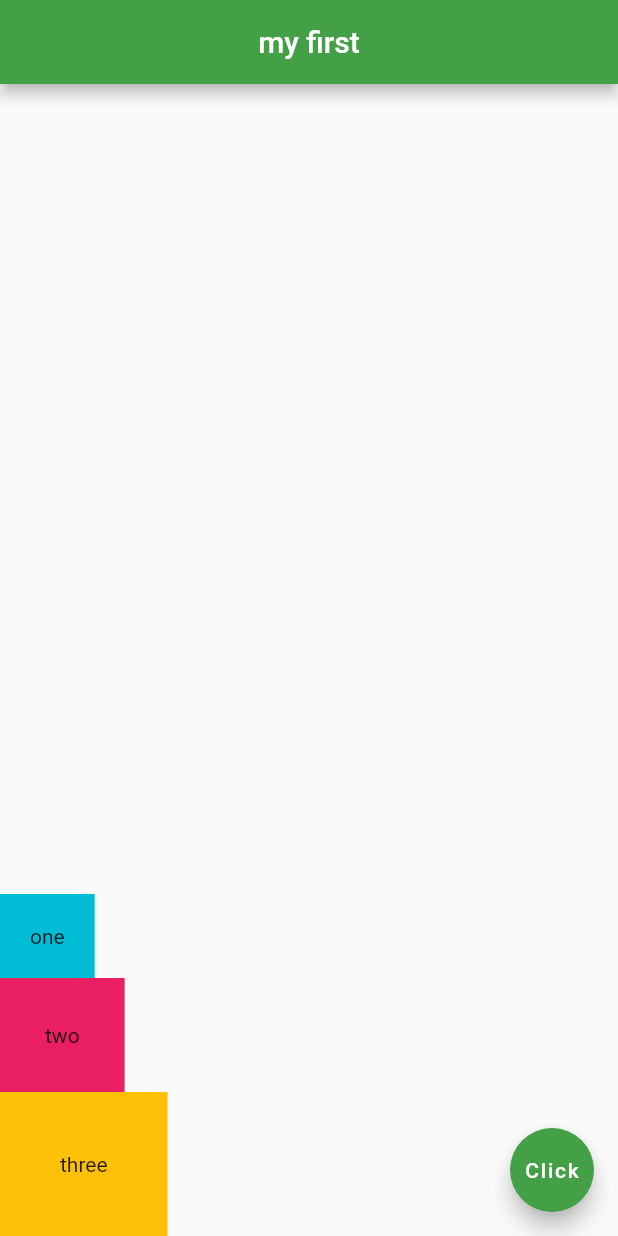
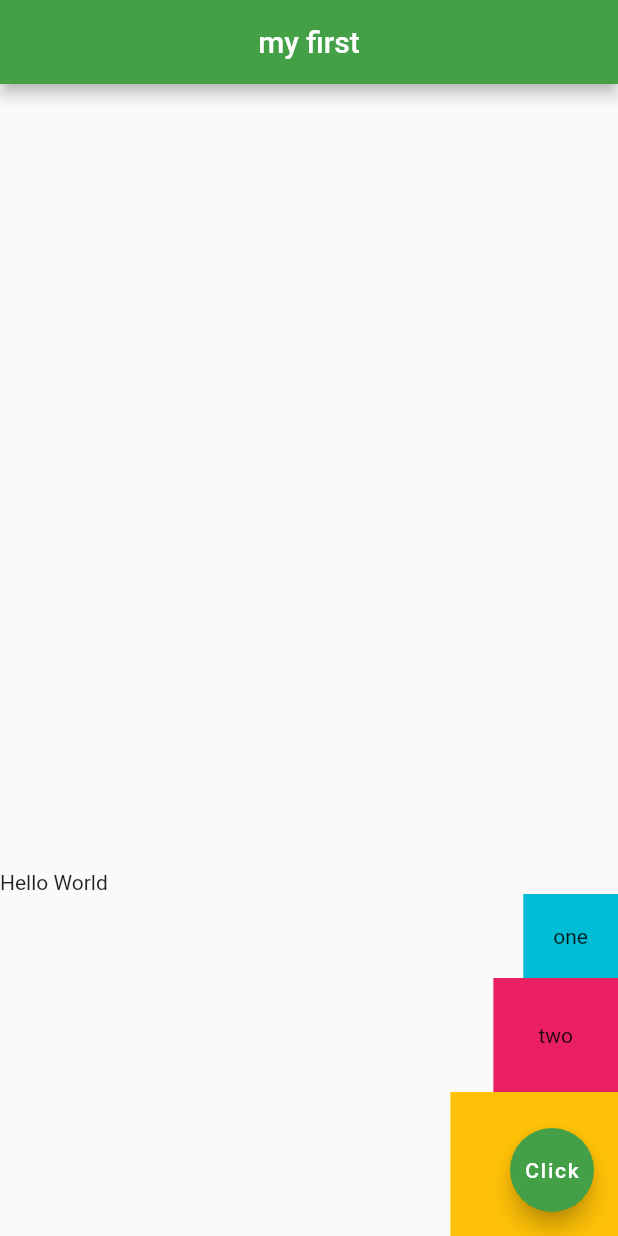
Before and after one commit to Shahrzad-gh/Weather-Flutter, a Flutter app: the screen it shows after launch, on a phone screen of 412 x 824 dp. Run offline on Flutter 3.47's test engine with Material 2 defaults, Android fonts, the light colour scheme and no system bars.

Commit message:
test - nested column and row

```diff
--- a/lib/main.dart
+++ b/lib/main.dart
@@ -15,8 +15,13 @@ class Home extends StatelessWidget {
       ),
       body:Column(
         mainAxisAlignment: MainAxisAlignment.end,
-        crossAxisAlignment: CrossAxisAlignment.start,
+        crossAxisAlignment: CrossAxisAlignment.end,
         children: <Widget>[
+          Row(
+            children: <Widget>[
+            Text('Hello'),
+            Text(' World')
+          ],),
           Container(
             padding: const EdgeInsets.all(20.0),
             color: Colors.cyan,
```
